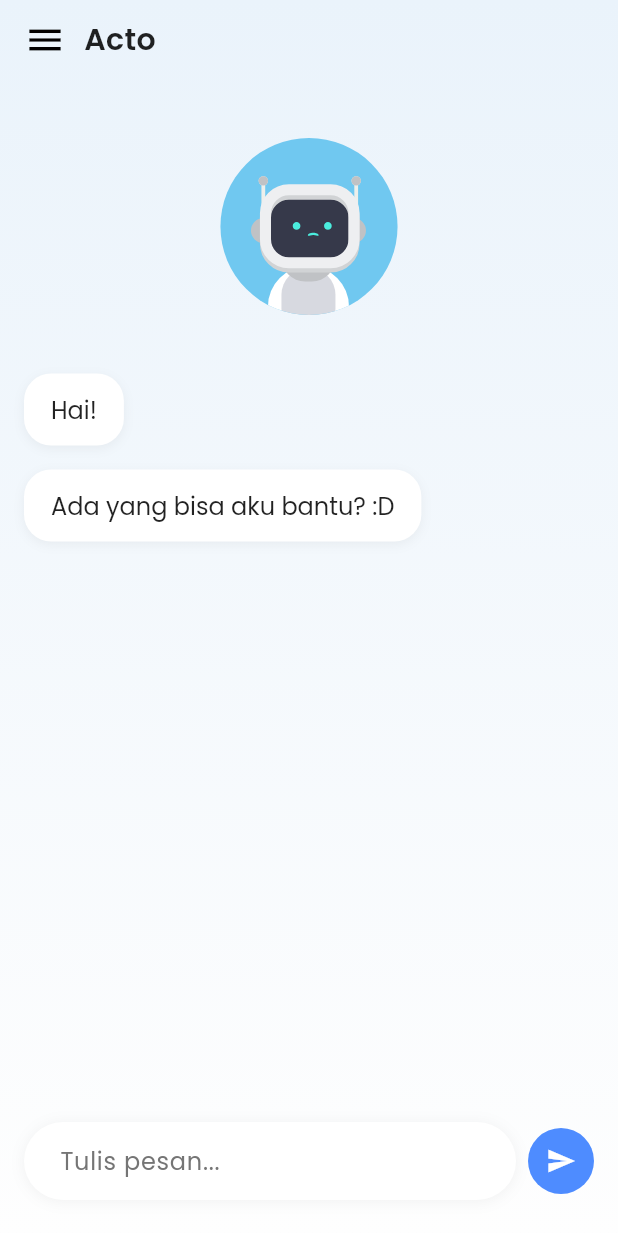
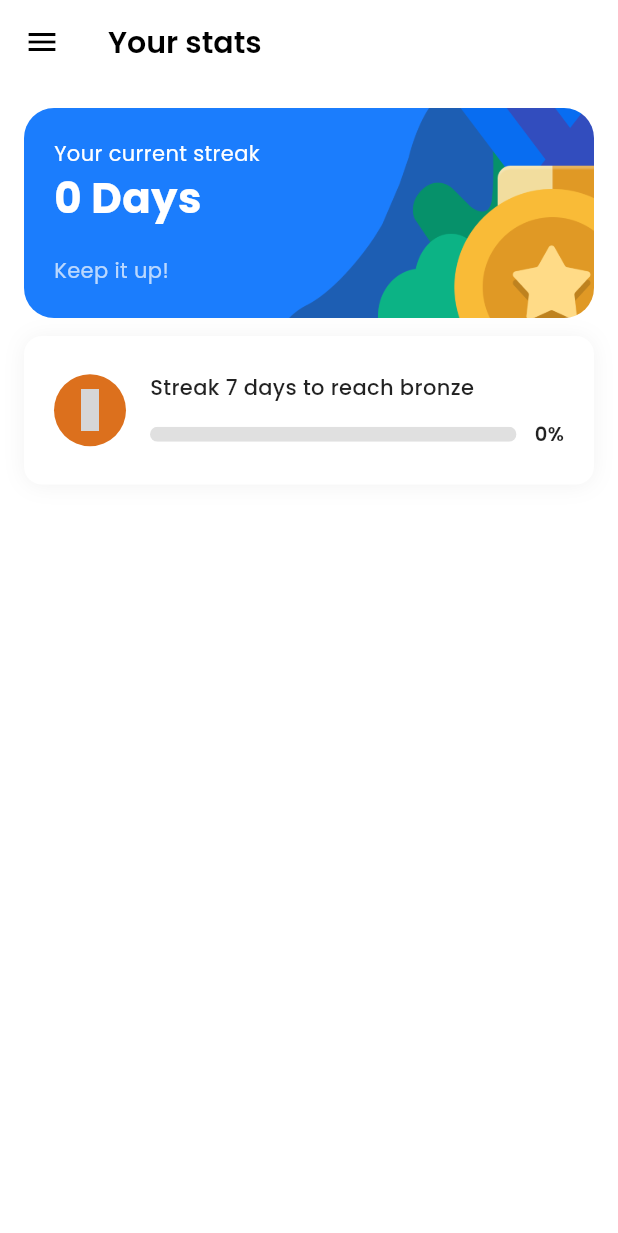
Before and after one commit to satriafitra/Activa, a Flutter app: the screen it shows after launch, on a phone screen of 412 x 824 dp. Shown: the top 1233 px of the screen. Run offline on Flutter 3.47's test engine with Material 3 defaults, Android fonts, the light colour scheme and no system bars; our stand-ins replace audioplayers, flutter_dotenv, flutter_slidable, google_fonts, iconsax, lottie and 2 more; accounts and stored records are empty; grey boxes are pictures that could not be loaded.

Commit message:
fitur streak days incomplete

```diff
--- a/lib/main.dart
+++ b/lib/main.dart
@@ -1,6 +1,7 @@
 import 'package:active/components/sidebar.dart';
 import 'package:active/pages/chat_page.dart';
 import 'package:active/pages/sound_test.dart';
+import 'package:active/pages/streak.dart';
 import 'package:flutter/material.dart';
 import 'pages/habit_list/habit_list_page.dart'; // pastikan ini sesuai path
 import 'package:intl/date_symbol_data_local.dart';
@@ -32,7 +33,7 @@ class MyApp extends StatelessWidget {
         useMaterial3: true,
         scaffoldBackgroundColor: const Color.fromARGB(255, 255, 255, 255),
       ),
-      home: ChatPage(),
+      home: StatsPage(),
     );
   }
 }
--- a/lib/models/habit.dart
+++ b/lib/models/habit.dart
@@ -20,6 +20,8 @@ class Habit {
   String unit;
   String? reminderTime; // format: "HH:mm"
   bool hasReminder;
+  int currentStreak;
+  int longestStreak;
 
   Habit({
     this.id,
@@ -28,6 +30,8 @@ class Habit {
     required this.color,
     required this.timeOfDay,
     required this.days,
+    required this.currentStreak,
+    required this.longestStreak,
     this.streak = 0,
     this.medal = 'bronze',
     this.quantity = 1,
@@ -52,6 +56,8 @@ class Habit {
       unit: map['unit'],
       hasReminder: map['has_reminder'] == 1,
       reminderTime: map['reminder_time'],
+      currentStreak: map['current_streak'] ?? 0,
+      longestStreak: map['longest_streak'] ?? 0,
     );
   }
 
@@ -70,6 +76,8 @@ class Habit {
       'unit': unit,
       'has_reminder': hasReminder ? 1 : 0,
       'reminder_time': reminderTime,
+      'current_streak': currentStreak,
+      'longest_streak': longestStreak,
     };
   }
 }
--- a/lib/pages/add_habit_page.dart
+++ b/lib/pages/add_habit_page.dart
@@ -154,6 +154,8 @@ class _AddHabitPageState extends State<AddHabitPage> {
         reminderTime: _hasReminder && _selectedReminderTime != null
             ? '${_selectedReminderTime!.hour.toString().padLeft(2, '0')}:${_selectedReminderTime!.minute.toString().padLeft(2, '0')}'
             : null,
+        currentStreak: widget.habit?.currentStreak ?? 0,
+        longestStreak: widget.habit?.longestStreak ?? 0,
       );
 
       print("📅 Selected days saat simpan: ${_selectedDays.join(',')}");
@@ -164,7 +166,6 @@ class _AddHabitPageState extends State<AddHabitPage> {
           final habitId = await DatabaseHelper.instance.insertHabit(habit);
 
           final db = await DatabaseHelper.instance.database;
-
 
           // Bersihkan habit_logs yang tanggalnya sudah lewat
           await db.delete(
--- a/lib/pages/habit_list/habit_list_page.dart
+++ b/lib/pages/habit_list/habit_list_page.dart
@@ -35,8 +35,8 @@ class _HabitListPageState extends State<HabitListPage> {
     final logs = await db.query('habit_logs');
 
     for (var log in logs) {
-      print(
-          '📋 LOG => id: ${log['id']}, habit_id: ${log['habit_id']}, date: "${log['date']}", qty: ${log['quantity_completed']}');
+      // print(
+      //     '📋 LOG => id: ${log['id']}, habit_id: ${log['habit_id']}, date: "${log['date']}", qty: ${log['quantity_completed']}');
     }
   }
 
--- /dev/null
+++ b/lib/pages/streak.dart
@@ -0,0 +1,217 @@
+import 'package:flutter/material.dart';
+import 'package:google_fonts/google_fonts.dart';
+import 'package:iconsax/iconsax.dart';
+import '../models/habit.dart'; // ganti sesuai path model kamu
+import '../services/database_helper.dart'; // ganti sesuai path database kamu
+
+class StatsPage extends StatefulWidget {
+  const StatsPage({super.key});
+
+  @override
+  State<StatsPage> createState() => _StatsPageState();
+}
+
+class _StatsPageState extends State<StatsPage> {
+  int currentStreak = 0;
+  int longestStreak = 0;
+  String nextMedal = "bronze";
+  int neededStreak = 7;
+
+  @override
+  void initState() {
+    super.initState();
+    _loadOverallStats();
+  }
+
+  Future<void> _loadOverallStats() async {
+    final db = await DatabaseHelper.instance;
+    final habits = await db.getAllHabits();
+
+    int totalCurrentStreak = 0;
+    int totalLongestStreak = 0;
+
+    for (var habit in habits) {
+      totalCurrentStreak += (habit.currentStreak ?? 0).toInt();
+      totalLongestStreak += (habit.longestStreak ?? 0).toInt();
+    }
+
+    // Logika penentuan medal dan needed streak
+    String next = 'bronze';
+    int needed = 0;
+
+    if (totalCurrentStreak < 7) {
+      next = 'bronze';
+      needed = 7 - totalCurrentStreak;
+    } else if (totalCurrentStreak < 14) {
+      next = 'silver';
+      needed = 14 - totalCurrentStreak;
+    } else if (totalCurrentStreak < 30) {
+      next = 'gold';
+      needed = 30 - totalCurrentStreak;
+    } else {
+      next = 'platinum';
+      needed = 50 - totalCurrentStreak;
+    }
+
+    setState(() {
+      currentStreak = totalCurrentStreak;
+      longestStreak = totalLongestStreak;
+      neededStreak = needed.clamp(0, 999);
+      nextMedal = next;
+    });
+  }
+
+  @override
+  Widget build(BuildContext context) {
+    double progress = currentStreak / (currentStreak + neededStreak);
+
+    return Scaffold(
+      backgroundColor: Colors.white,
+      appBar: AppBar(
+        backgroundColor: const Color.fromARGB(255, 255, 255, 255),
+        elevation: 0,
+        leading: const Icon(Icons.menu, color: Colors.black),
+        title: Text(
+          'Your stats',
+          style: GoogleFonts.poppins(
+            fontSize: 20,
+            fontWeight: FontWeight.w600,
+            color: const Color.fromARGB(255, 0, 0, 0),
+          ),
+        ),
+      ),
+      body: Padding(
+        padding: const EdgeInsets.all(16),
+        child: Column(
+          children: [
+            // Card: Current Streak
+            Container(
+              width: double.infinity,
+              height: 140,
+              decoration: BoxDecoration(
+                image: const DecorationImage(
+                  image: AssetImage('assets/images/sidebar_banner.png'),
+                  fit: BoxFit.cover,
+                ),
+                borderRadius: BorderRadius.circular(20),
+              ),
+              padding: const EdgeInsets.all(20),
+              alignment: Alignment.centerLeft,
+              child: Column(
+                crossAxisAlignment: CrossAxisAlignment.start,
+                children: [
+                  Text(
+                    'Your current streak',
+                    style: GoogleFonts.poppins(
+                      color: Colors.white,
+                      fontSize: 14,
+                    ),
+                  ),
+                  Text(
+                    '$currentStreak Days',
+                    style: GoogleFonts.poppins(
+                      fontSize: 28,
+                      fontWeight: FontWeight.bold,
+                      color: Colors.white,
+                    ),
+                  ),
+                  const SizedBox(height: 18),
+                  Text(
+                    'Keep it up!',
+                    style: GoogleFonts.poppins(
+                      color: Colors.white70,
+                      fontSize: 14,
+                    ),
+                  ),
+                ],
+              ),
+            ),
+
+            const SizedBox(height: 12),
+
+            // Medal Progress
+            Container(
+              padding: const EdgeInsets.symmetric(horizontal: 20, vertical: 24),
+              decoration: BoxDecoration(
+                color: Colors.white,
+                borderRadius: BorderRadius.circular(12),
+                boxShadow: [
+                  BoxShadow(
+                    color: Colors.black.withOpacity(0.05),
+                    blurRadius: 12,
+                    offset: const Offset(0, 1),
+                  ),
+                ],
+              ),
+              child: Row(
+                crossAxisAlignment: CrossAxisAlignment.center,
+                children: [
+                  // Ikon medal
+                  Container(
+                    width: 48,
+                    height: 48,
+                    decoration: const BoxDecoration(
+                      color: Color(0xFFDC701D), // bronze background
+                      shape: BoxShape.circle,
+                    ),
+                    child: const Icon(
+                      Iconsax.medal_star,
+                      size: 28,
+                      color: Colors.white,
+                    ),
+                  ),
+                  const SizedBox(width: 16),
+
+                  // Progress
+                  Expanded(
+                    child: Column(
+                      crossAxisAlignment: CrossAxisAlignment.start,
+                      children: [
+                        Text(
+                          'Streak $neededStreak days to reach $nextMedal',
+                          style: GoogleFonts.poppins(
+                            fontSize: 14,
+                            fontWeight: FontWeight.w500,
+                            color: Colors.black87,
+                          ),
+                        ),
+                        const SizedBox(height: 12),
+                        Row(
+                          mainAxisAlignment: MainAxisAlignment.spaceBetween,
+                          children: [
+                            Expanded(
+                              child: ClipRRect(
+                                borderRadius: BorderRadius.circular(20),
+                                child: LinearProgressIndicator(
+                                  value: progress.clamp(0.0, 1.0),
+                                  minHeight: 10,
+                                  backgroundColor: const Color(0xFFE0E0E0),
+                                  valueColor:
+                                      const AlwaysStoppedAnimation<Color>(
+                                          Colors.green),
+                                ),
+                              ),
+                            ),
+                            const SizedBox(width: 12),
+                            Text(
+                              '${(progress * 100).toInt()}%',
+                              style: GoogleFonts.poppins(
+                                fontSize: 13,
+                                fontWeight: FontWeight.w600,
+                                color: Colors.black87,
+                              ),
+                            ),
+                          ],
+                        ),
+                      ],
+                    ),
+                  ),
+                ],
+              ),
+            ),
+          ],
+        ),
+      ),
+    );
+  }
+}
--- a/lib/services/gemini_service.dart
+++ b/lib/services/gemini_service.dart
@@ -16,7 +16,7 @@ class GeminiService {
 
     final body = {
       'contents': [
-        // Prompt karakter Acto tetap di awal agar konsisten
+
         {
           'role': 'user',
           'parts': [
@@ -27,7 +27,7 @@ class GeminiService {
             }
           ]
         },
-        // Tambahkan history secara bertahap
+
         ...chatHistory,
       ]
     };
```
Also changed, not shown: lib/services/database_helper.dart (+87 -1 lines).
